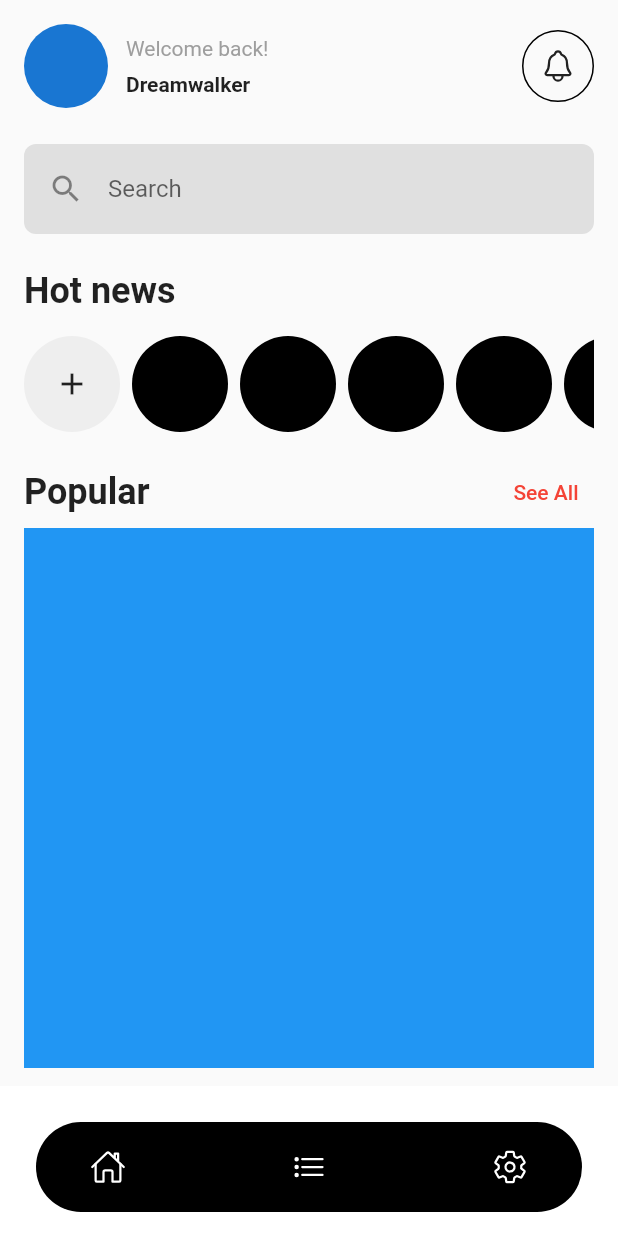
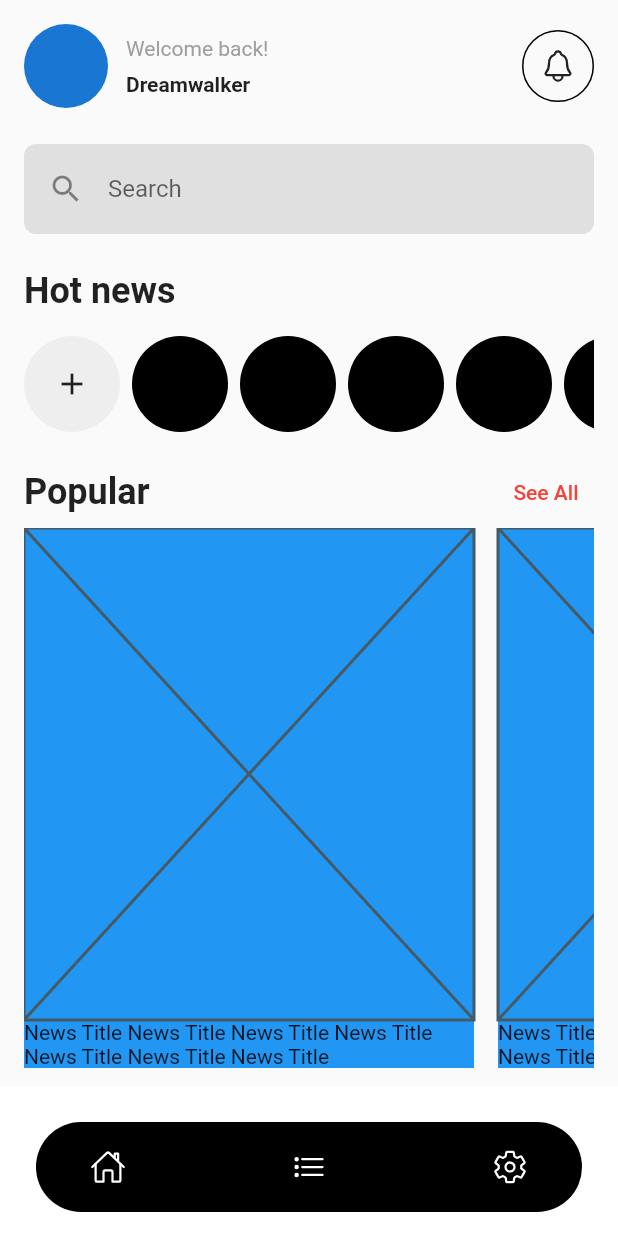
Before and after one commit to JAICHANGPARK/flutter_notebook_chapter_24, a Flutter app: the NewsAppMainPage screen opened directly, on a phone screen of 412 x 824 dp. Run offline on Flutter 3.47's test engine with Material 2 defaults, Android fonts, the phone set to English and light mode, and no system bars; our stand-ins replace flutter_riverpod, freezed_annotation, ionicons, percent_indicator; missing offline and left inert: crypto_font_icons; network calls fail.

Commit message:
Update news_app_main_apge.dart

```diff
--- a/lib/ep1377_news_app/view/news_app_main_apge.dart
+++ b/lib/ep1377_news_app/view/news_app_main_apge.dart
@@ -159,8 +159,19 @@ class _NewsAppMainPageState extends State<NewsAppMainPage> {
                               itemCount: 10,
                               itemBuilder: (context, index) {
                                 return Container(
+                                  margin: EdgeInsets.only(right: 16),
                                   width: 300,
                                   color: Colors.blue,
+                                  child: Column(
+                                    children: [
+                                      Expanded(child: Placeholder()),
+                                      Text(
+                                        "News Title News Title News Title News Title News Title News Title News Title",
+                                        maxLines: 2,
+                                        overflow: TextOverflow.ellipsis,
+                                      )
+                                    ],
+                                  ),
                                 );
                               },
                             ),
```
